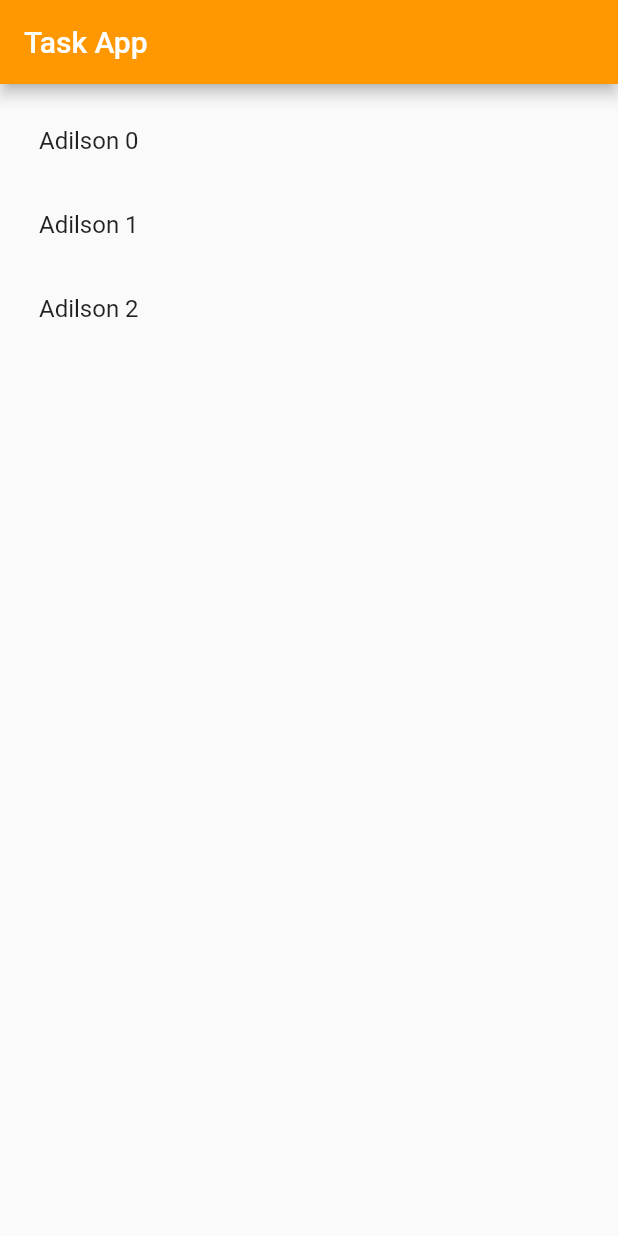
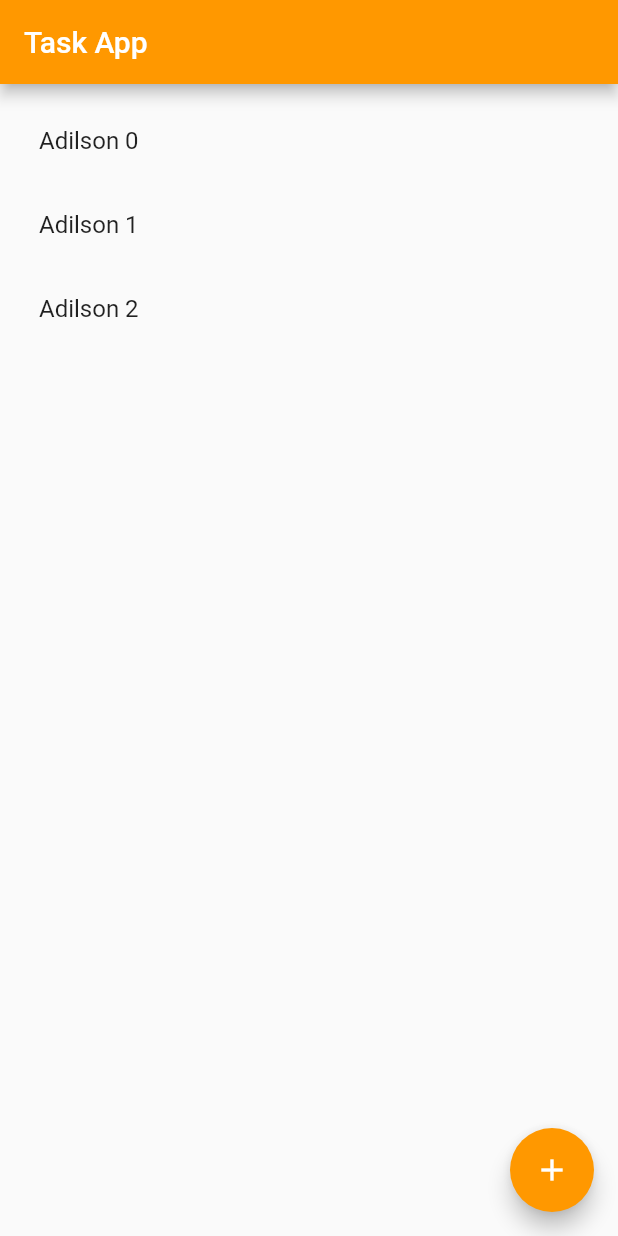
Before and after one commit to adilsontchameia/Task-List-App, a Flutter app: the screen it shows after launch, on a phone screen of 412 x 824 dp. Run offline on Flutter 3.47's test engine with Material 2 defaults, Android fonts, the phone set to English and light mode, and no system bars.

Commit message:
criacao do floatAction Button

```diff
--- a/lib/Home.dart
+++ b/lib/Home.dart
@@ -42,6 +42,12 @@ class _HomeState extends State<Home> {
             },
             itemCount: _tarefas.length),
       ),
+      //FloatingActionButton
+      floatingActionButton: FloatingActionButton(
+        child: Icon(Icons.add),
+        backgroundColor: Colors.orange,
+        onPressed: () {},
+      ),
     );
   }
 }
```
